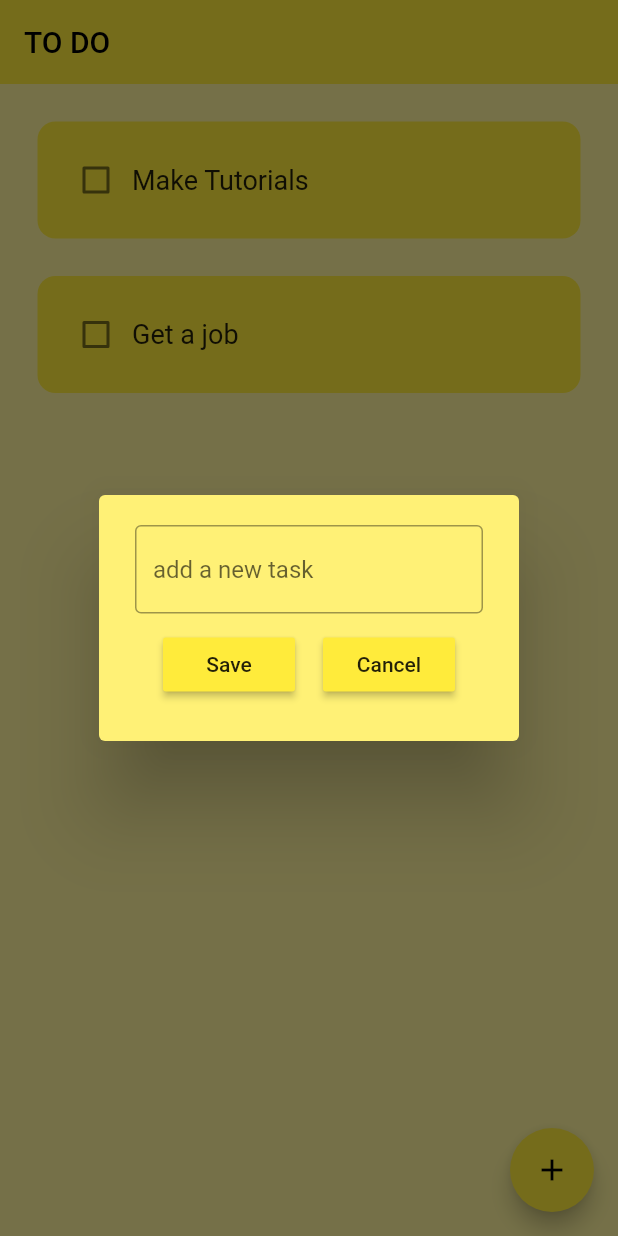
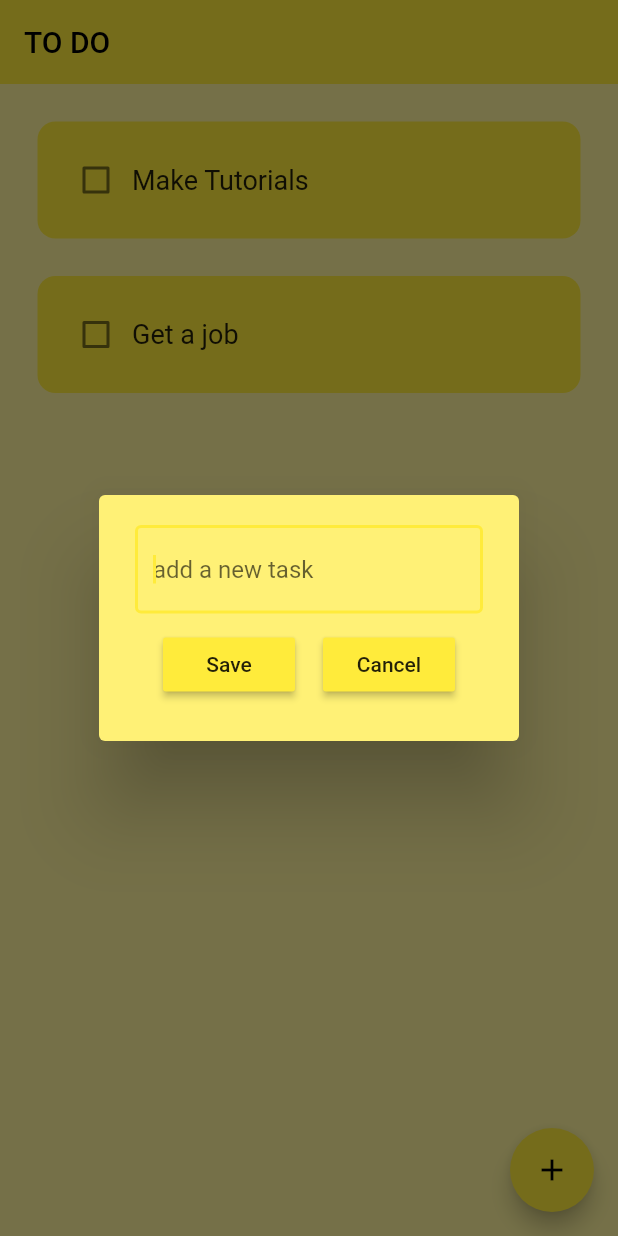
Before and after one commit to stDean/todo_flutter, a Flutter app: the screen it shows after launch, after a tap on the "add" icon, on a phone screen of 412 x 824 dp. Run offline on Flutter 3.47's test engine with Material 2 defaults, Android fonts, the phone set to English and light mode, and no system bars; drawn by our look-alikes of flutter_slidable.

Commit message:
added the save and delete functionality

```diff
--- a/lib/component/dialog_box.dart
+++ b/lib/component/dialog_box.dart
@@ -24,6 +24,7 @@ class DialogBox extends StatelessWidget {
             Padding(
               padding: const EdgeInsets.only(bottom: 10),
               child: TextField(
+                autofocus: true,
                 controller: controller,
                 decoration: const InputDecoration(
                   border: OutlineInputBorder(),
--- a/lib/component/todo_tile.dart
+++ b/lib/component/todo_tile.dart
@@ -1,21 +1,36 @@
 import 'package:flutter/material.dart';
+import 'package:flutter_slidable/flutter_slidable.dart';
 
 class TodoTile extends StatelessWidget {
   final String taskName;
   final bool taskCompleted;
   final Function(bool?)? onChange;
+  final Function(BuildContext)? deleteTask;
 
   const TodoTile({
     super.key,
     required this.taskName,
     required this.taskCompleted,
     required this.onChange,
+    required this.deleteTask,
   });
 
   @override
   Widget build(BuildContext context) {
     return Padding(
       padding: const EdgeInsets.only(top: 25, left: 25, right: 25),
+      child: Slidable(
+        endActionPane: ActionPane(
+          motion: const StretchMotion(),
+          children: [
+            SlidableAction(
+              borderRadius: BorderRadius.circular(12),
+              onPressed: deleteTask,
+              icon: Icons.delete,
+              backgroundColor: Colors.red.shade300,
+            ),
+          ],
+        ),
         child: Container(
           padding: const EdgeInsets.all(15.0),
           decoration: BoxDecoration(
@@ -41,6 +56,7 @@ class TodoTile extends StatelessWidget {
             ],
           ),
         ),
+      ),
     );
   }
 }
```
Also changed, not shown: lib/pages/home.dart (+12 -0 lines), pubspec.yaml (+3 -4 lines), pubspec.lock. Lines whose indentation alone changed are shown as unchanged.
